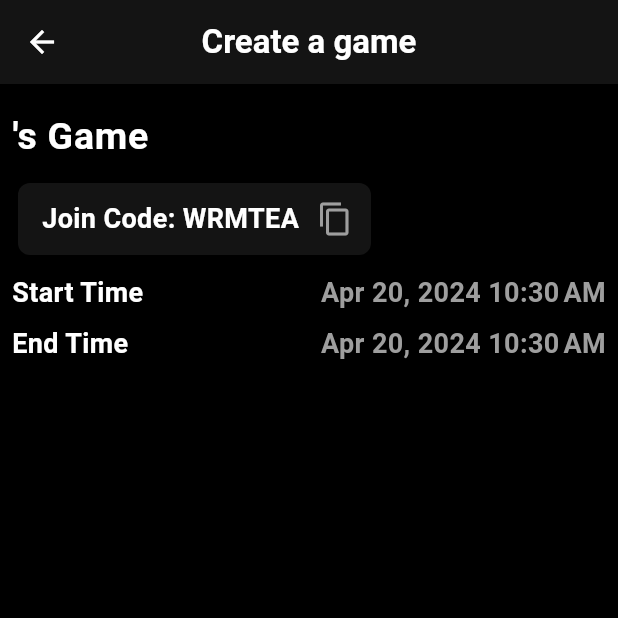
After one commit to BK1031/TouchGrass-LAHacks, a Flutter app: the CreateGamePage screen opened by its route, on a phone screen of 412 x 824 dp, the top half of it. The commit adds this screen. Run offline on Flutter 3.47's test engine with Material 3 defaults, Android fonts, the phone set to English and light mode, and no system bars; our stand-ins replace cloud_firestore, cool_alert, firebase_analytics, firebase_auth, firebase_core, fluro and 4 more; missing offline and left inert: animated_snack_bar, board_datetime_picker, mapbox_gl; accounts and stored records are empty; generated files the repository leaves out were written again; Roboto replaces fonts that are missing (Product Sans).

Commit message:
added datetime pickers to create game page

```diff
--- a/lib/main.dart
+++ b/lib/main.dart
@@ -2,6 +2,7 @@ import 'package:battleship_lahacks/firebase_options.dart';
 import 'package:battleship_lahacks/pages/auth/auth_checker_page.dart';
 import 'package:battleship_lahacks/pages/auth/login_page.dart';
 import 'package:battleship_lahacks/pages/auth/register_page.dart';
+import 'package:battleship_lahacks/pages/game/create_game_page.dart';
 import 'package:battleship_lahacks/pages/home_page.dart';
 import 'package:battleship_lahacks/utils/config.dart';
 import 'package:battleship_lahacks/utils/logger.dart';
@@ -52,6 +53,10 @@ Future<void> main() async {
     return const HomePage();
   }));
 
+  router.define("/game/create", handler: Handler(handlerFunc: (BuildContext? context, Map<String, dynamic>? params) {
+    return const CreateGamePage();
+  }));
+
   runApp(MaterialApp(
     title: "Battleship",
     initialRoute: "/check-auth",
--- /dev/null
+++ b/lib/models/game.dart
@@ -0,0 +1,34 @@
+class Game {
+  String id = "";
+  String name = "";
+  String adminID = "";
+  String joinCode = "";
+  DateTime startTime = DateTime.now().toUtc();
+  DateTime endTime = DateTime.now().toUtc();
+
+  Game();
+
+  Game.fromJson(Map<String, dynamic> json) {
+    id = json["id"] ?? "";
+    name = json["name"] ?? "";
+    adminID = json["admin_id"] ?? "";
+    joinCode = json["join_code"] ?? "";
+    startTime = DateTime.tryParse(json["start_time"]) ?? DateTime.now().toUtc();
+    endTime = DateTime.tryParse(json["end_time"]) ?? DateTime.now().toUtc();
+  }
+
+  Map<String, dynamic> toJson() {
+    return {
+      "id": id,
+      "name": name,
+      "admin_id": adminID,
+      "join_code": joinCode,
+      "start_time": startTime.toIso8601String(),
+      "end_time": endTime.toIso8601String(),
+    };
+  }
+}
+
+class GameSettings {
+
+}
--- /dev/null
+++ b/lib/pages/game/create_game_page.dart
@@ -0,0 +1,142 @@
+import 'dart:math';
+
+import 'package:battleship_lahacks/models/game.dart';
+import 'package:battleship_lahacks/utils/alert_service.dart';
+import 'package:battleship_lahacks/utils/config.dart';
+import 'package:board_datetime_picker/board_datetime_picker.dart';
+import 'package:flutter/material.dart';
+import 'package:flutter/services.dart';
+import 'package:intl/intl.dart';
+
+class CreateGamePage extends StatefulWidget {
+  const CreateGamePage({super.key});
+
+  @override
+  State<CreateGamePage> createState() => _CreateGamePageState();
+}
+
+class _CreateGamePageState extends State<CreateGamePage> {
+
+  Game game = Game();
+  bool startTimeEdited = false;
+  bool endTimeEdited = false;
+
+  @override
+  void initState() {
+    super.initState();
+    generateJoinCode();
+  }
+
+  void generateJoinCode() {
+    setState(() {
+      final letters = 'abcdefghijklmnopqrstuvwxyz';
+      final random = Random();
+      game.joinCode = String.fromCharCodes(Iterable.generate(6, (_) => letters.codeUnitAt(random.nextInt(letters.length)))).toUpperCase();
+    });
+  }
+
+  @override
+  Widget build(BuildContext context) {
+    return Scaffold(
+      appBar: AppBar(
+        title: Text("Create a game"),
+      ),
+      body: SingleChildScrollView(
+        padding: EdgeInsets.all(8),
+        child: Column(
+          crossAxisAlignment: CrossAxisAlignment.start,
+          children: [
+            TextField(
+              decoration: InputDecoration(
+                border: InputBorder.none,
+                hintText: "${currentUser.firstName}'s Game",
+              ),
+              keyboardType: TextInputType.name,
+              textCapitalization: TextCapitalization.words,
+              style: const TextStyle(fontWeight: FontWeight.bold, fontSize: 25),
+              onChanged: (input) {
+                game.name = input;
+              },
+            ),
+            Card(
+              child: Padding(
+                padding: const EdgeInsets.only(left: 16),
+                child: Row(
+                  mainAxisSize: MainAxisSize.min,
+                  children: [
+                    Text("Join Code: ${game.joinCode}", style: TextStyle(fontSize: 18, fontWeight: FontWeight.bold)),
+                    IconButton(
+                      onPressed: () {
+                        Clipboard.setData(ClipboardData(text: game.joinCode));
+                        AlertService.showInfoSnackbar(context, "Copied join code to clipboard!");
+                      },
+                      icon: Icon(Icons.copy),
+                    )
+                  ],
+                ),
+              ),
+            ),
+            Padding(padding: EdgeInsets.all(4)),
+            Row(
+              children: [
+                const Text("Start Time", style: TextStyle(fontWeight: FontWeight.bold, fontSize: 18),),
+                const Padding(padding: EdgeInsets.all(2)),
+                Expanded(
+                  child: GestureDetector(
+                    onTap: () async {
+                      final result = await showBoardDateTimePicker(
+                        context: context,
+                        pickerType: DateTimePickerType.datetime,
+                        options: const BoardDateTimeOptions(activeTextColor: Colors.black)
+                      );
+                      if (result != null) {
+                        setState(() {
+                          game.startTime = result;
+                          startTimeEdited = true;
+                        });
+                      }
+                    },
+                    child: Text(
+                      DateFormat().add_yMMMd().add_jm().format(game.startTime.toLocal()),
+                      style: TextStyle(fontSize: 18, fontWeight: FontWeight.bold, color: startTimeEdited ? Colors.white : Colors.grey),
+                      textAlign: TextAlign.end,
+                    ),
+                  )
+                ),
+              ],
+            ),
+            Padding(padding: EdgeInsets.all(4)),
+            Row(
+              children: [
+                const Text("End Time", style: TextStyle(fontWeight: FontWeight.bold, fontSize: 18),),
+                const Padding(padding: EdgeInsets.all(2)),
+                Expanded(
+                    child: GestureDetector(
+                      onTap: () async {
+                        final result = await showBoardDateTimePicker(
+                            context: context,
+                            pickerType: DateTimePickerType.datetime,
+                            options: const BoardDateTimeOptions(activeTextColor: Colors.black)
+                        );
+                        if (result != null) {
+                          setState(() {
+                            game.endTime = result;
+                            endTimeEdited = true;
+                          });
+                        }
+                      },
+                      child: Text(
+                        DateFormat().add_yMMMd().add_jm().format(game.endTime.toLocal()),
+                        style: TextStyle(fontSize: 18, fontWeight: FontWeight.bold, color: endTimeEdited ? Colors.white : Colors.grey),
+                        textAlign: TextAlign.end,
+                      ),
+                    )
+                ),
+              ],
+            ),
+          ],
+        ),
+      ),
+    );
+  }
+}
--- a/lib/utils/config.dart
+++ b/lib/utils/config.dart
@@ -1,3 +1,4 @@
+import 'package:battleship_lahacks/models/game.dart';
 import 'package:battleship_lahacks/models/user.dart';
 import 'package:battleship_lahacks/models/version.dart';
 import 'package:fluro/fluro.dart';
@@ -21,3 +22,6 @@ String MAPBOX_ACCESS_TOKEN = "mapbox-access-token";
 
 User currentUser = User();
 LocationData? currentPosition;
+
+Game currentGame = Game();
+List<Game> joinedGames = [];
--- a/pubspec.yaml
+++ b/pubspec.yaml
@@ -50,6 +50,8 @@ dependencies:
   cool_alert: ^2.0.1
   animated_snack_bar: ^0.4.0
   percent_indicator: ^4.2.3
+  intl: ^0.19.0
+  board_datetime_picker: ^1.6.2
 
 dev_dependencies:
   flutter_test:
```
Also changed, not shown: lib/pages/home_page.dart (+21 -3 lines), pubspec.lock.
